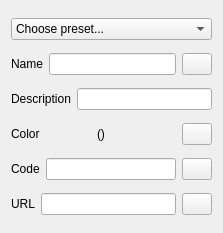
Qt form src/Mod/Arch/ArchMaterial.ui (berndhahnebach/All_FreeCAD) before a commit.
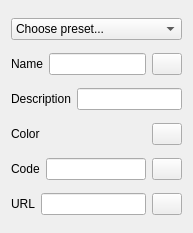
The same form after that commit. Icons and pictures are not drawn.

Commit message:
Arch: misc improvements to materials and IFC
* Improved IFC export of curved surfaces
* Better icon for materials group
* Fixes in IFC export of materials

Diff of the .ui file:
```diff
--- a/src/Mod/Arch/ArchMaterial.ui
+++ b/src/Mod/Arch/ArchMaterial.ui
@@ -6,7 +6,7 @@
    <rect>
     <x>0</x>
     <y>0</y>
-    <width>223</width>
+    <width>193</width>
     <height>233</height>
    </rect>
   </property>
@@ -82,13 +82,6 @@
        </property>
       </widget>
      </item>
-     <item>
-      <widget class="QLabel" name="FieldColor">
-       <property name="text">
-        <string>()</string>
-       </property>
-      </widget>
-     </item>
      <item>
       <widget class="QPushButton" name="ButtonColor">
        <property name="maximumSize">
```
The commit also changes 6 other files.
